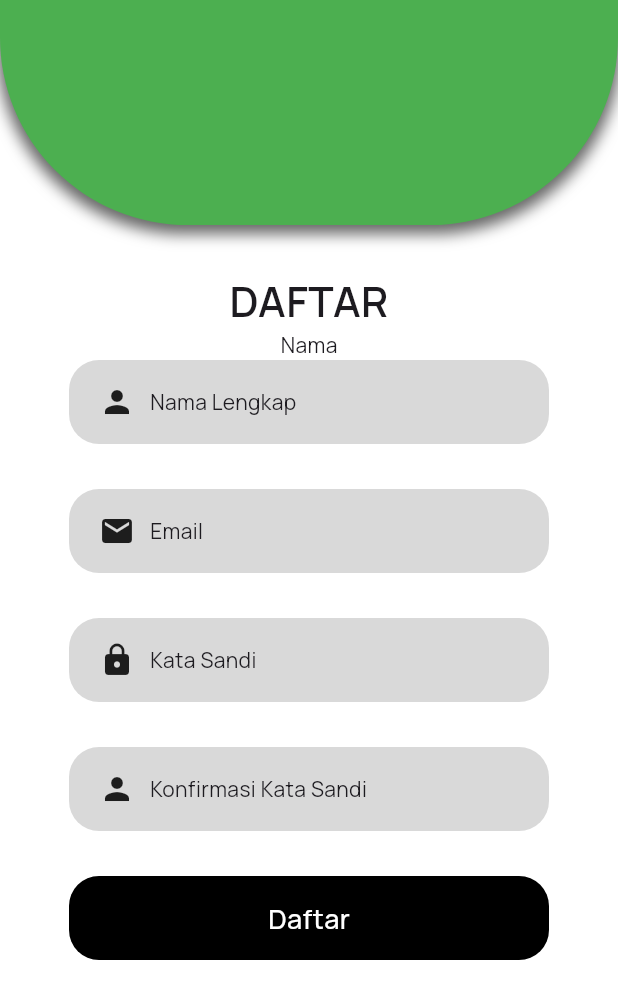
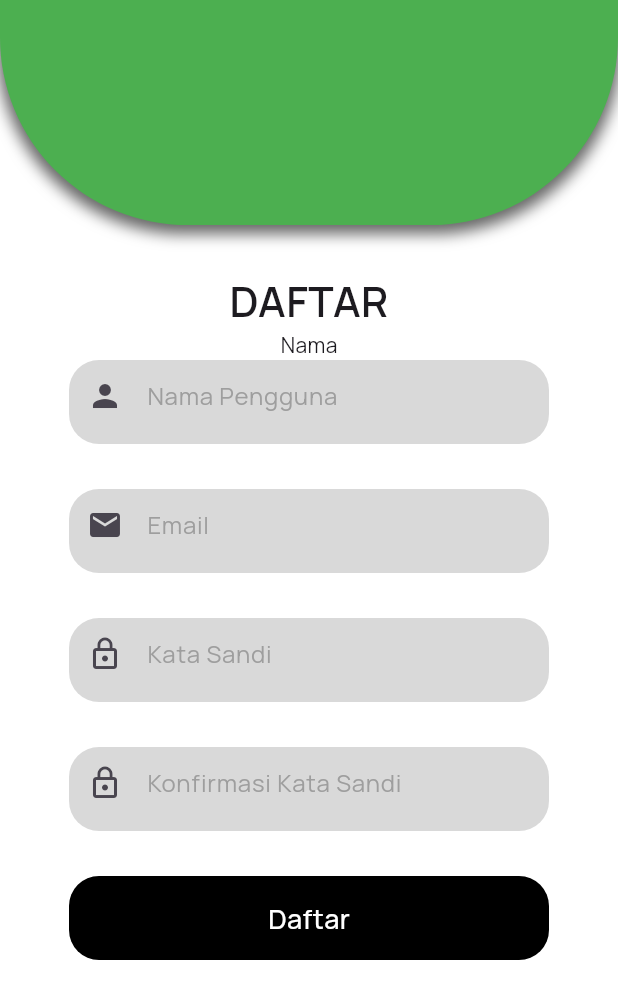
Before and after one commit to AstriaLfy/Resikin, a Flutter app: the RegisterForm screen opened directly, on a phone screen of 412 x 824 dp. Shown: the top 999 px of the screen. Run offline on Flutter 3.47's test engine with Material 3 defaults, Android fonts, the phone set to English and light mode, and no system bars; our stand-ins replace google_fonts, smooth_page_indicator.

Commit message:
TextField add

```diff
--- a/lib/page/regist_form.dart
+++ b/lib/page/regist_form.dart
@@ -6,7 +6,8 @@ class RegisterForm extends StatelessWidget {
     return Scaffold(
       backgroundColor: Colors.white,
 
-      body: Column(
+      body: SingleChildScrollView(
+        child: Column(
             children: [
               Container(
                   width: double.infinity,
@@ -44,15 +45,15 @@ class RegisterForm extends StatelessWidget {
                     color: Color(0xffd9d9d9),
                     borderRadius: BorderRadius.circular(20),
                   ),
-                  child: Row(
-                    children: [
-                      SizedBox(width: 20,),
-                      Icon(Icons.person),
-                      SizedBox(width: 10,),
-                      Text("Nama Lengkap"),
-
-                    ],
-                  )
+                  child: TextField(
+                textAlignVertical: TextAlignVertical.center,
+                decoration: InputDecoration(
+                  border: InputBorder.none,
+                  prefixIcon: Icon(Icons.person),
+                  hintText: "Nama Pengguna",
+                  hintStyle: TextStyle(color: Colors.grey),
+                ),
+              ),
               ),
               SizedBox(height: 30,),
 
@@ -63,15 +64,15 @@ class RegisterForm extends StatelessWidget {
                     color: Color(0xffd9d9d9),
                     borderRadius: BorderRadius.circular(20),
                   ),
-                  child: Row(
-                    children: [
-                      SizedBox(width: 20,),
-                      Icon(Icons.email),
-                      SizedBox(width: 10,),
-                      Text("Email"),
-
-                    ],
-                  )
+                  child: TextField(
+                textAlignVertical: TextAlignVertical.center,
+                decoration: InputDecoration(
+                  border: InputBorder.none,
+                  prefixIcon: Icon(Icons.email),
+                  hintText: "Email",
+                  hintStyle: TextStyle(color: Colors.grey),
+                ),
+              ),
               ),
               SizedBox(height: 30,),
 
@@ -82,15 +83,15 @@ class RegisterForm extends StatelessWidget {
                     color: Color(0xffd9d9d9),
                     borderRadius: BorderRadius.circular(20),
                   ),
-                  child: Row(
-                    children: [
-                      SizedBox(width: 20,),
-                      Icon(Icons.lock),
-                      SizedBox(width: 10,),
-                      Text("Kata Sandi"),
-
-                    ],
-                  )
+                  child: TextField(
+                textAlignVertical: TextAlignVertical.center,
+                decoration: InputDecoration(
+                  border: InputBorder.none,
+                  prefixIcon: Icon(Icons.lock_outline),
+                  hintText: "Kata Sandi",
+                  hintStyle: TextStyle(color: Colors.grey),
+                ),
+              ),
               ),
               SizedBox(height: 30,),
 
@@ -101,15 +102,15 @@ class RegisterForm extends StatelessWidget {
                     color: Color(0xffd9d9d9),
                     borderRadius: BorderRadius.circular(20),
                   ),
-                  child: Row(
-                    children: [
-                      SizedBox(width: 20,),
-                      Icon(Icons.person),
-                      SizedBox(width: 10,),
-                      Text("Konfirmasi Kata Sandi"),
-
-                    ],
-                  )
+                  child: TextField(
+                textAlignVertical: TextAlignVertical.center,
+                decoration: InputDecoration(
+                  border: InputBorder.none,
+                  prefixIcon: Icon(Icons.lock_outline),
+                  hintText: "Konfirmasi Kata Sandi",
+                  hintStyle: TextStyle(color: Colors.grey),
+                ),
+              ),
               ),
               SizedBox(height: 30,),
 
@@ -134,6 +135,7 @@ class RegisterForm extends StatelessWidget {
 
             ],
           ),
+      )
     );
   }
 }
```
